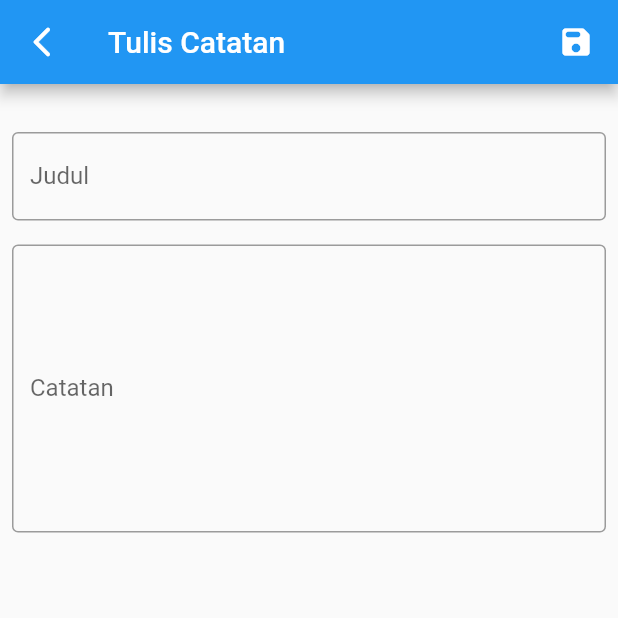
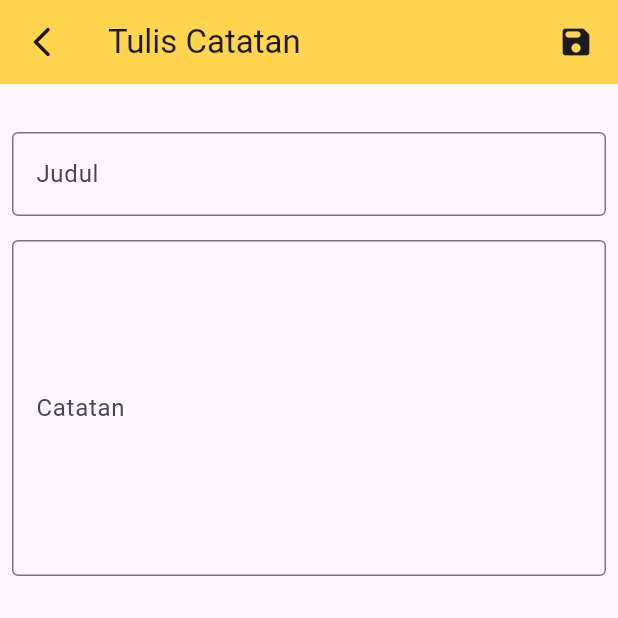
Before and after one commit to farhanzuhdi/appnote, a Flutter app: the screen it shows after launch, after a tap on the "edit" icon, on a phone screen of 412 x 824 dp, the top half of it. Run offline on Flutter 3.47's test engine with Material 2 defaults, Android fonts, the phone set to English and light mode, and no system bars; our stand-ins replace get, sqflite; accounts and stored records are empty.

Commit message:
change theme color

```diff
--- a/lib/main.dart
+++ b/lib/main.dart
@@ -5,9 +5,14 @@ import 'package:get/get.dart';
 void main() {
   runApp(
     GetMaterialApp(
-        debugShowCheckedModeBanner: false,
-        initialRoute: '/dashboard',
-        defaultTransition: Transition.native,
-        getPages: routing.route),
+      debugShowCheckedModeBanner: false,
+      initialRoute: '/dashboard',
+      defaultTransition: Transition.native,
+      getPages: routing.route,
+      theme: ThemeData(
+        useMaterial3: true,
+        appBarTheme: AppBarTheme(backgroundColor: Colors.amber[300]),
+      ),
+    ),
   );
 }
--- a/lib/module/dashboard.dart
+++ b/lib/module/dashboard.dart
@@ -165,7 +165,8 @@ class Dashboard extends GetView<DashboardState> {
                                         value ? controller.loadData() : null),
                                     child: Card(
                                       child: Padding(
-                                        padding: const EdgeInsets.all(8.0),
+                                        padding: const EdgeInsets.fromLTRB(
+                                            8, 4, 8, 4),
                                         child: Row(
                                           mainAxisAlignment:
                                               MainAxisAlignment.spaceBetween,
@@ -183,14 +184,11 @@ class Dashboard extends GetView<DashboardState> {
                                                   maxLines: 1,
                                                 ),
                                                 const SizedBox(
-                                                  height: 4,
+                                                  height: 2,
                                                 ),
                                                 Text(
                                                   i['description'],
                                                   maxLines: 1,
-                                                ),
-                                                const SizedBox(
-                                                  height: 2,
                                                 ),
                                                 FutureBuilder(
                                                     future:
@@ -232,7 +230,6 @@ class Dashboard extends GetView<DashboardState> {
                                                 onConfirm: () => controller
                                                     .deleteData(i['id']),
                                                 textCancel: "Batal",
-                                                cancelTextColor: Colors.blue,
                                                 onCancel: () => Get.back(),
                                               ),
                                               child: const Icon(
--- a/lib/module/form.dart
+++ b/lib/module/form.dart
@@ -74,6 +74,7 @@ class FormPage extends GetView<FormPageState> {
   @override
   Widget build(BuildContext context) {
     return Scaffold(
+      resizeToAvoidBottomInset: false,
       appBar: AppBar(
         leading: InkWell(
           onTap: () => controller.back(),
```
